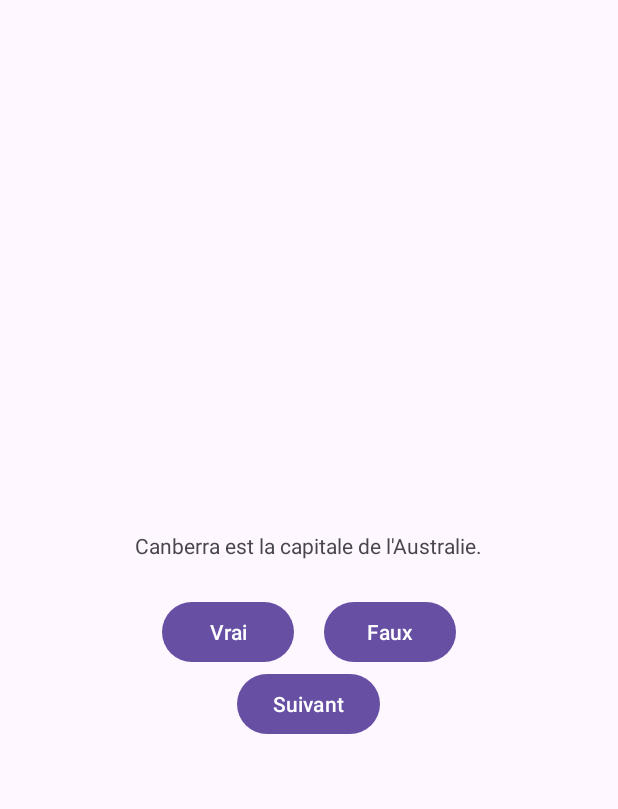
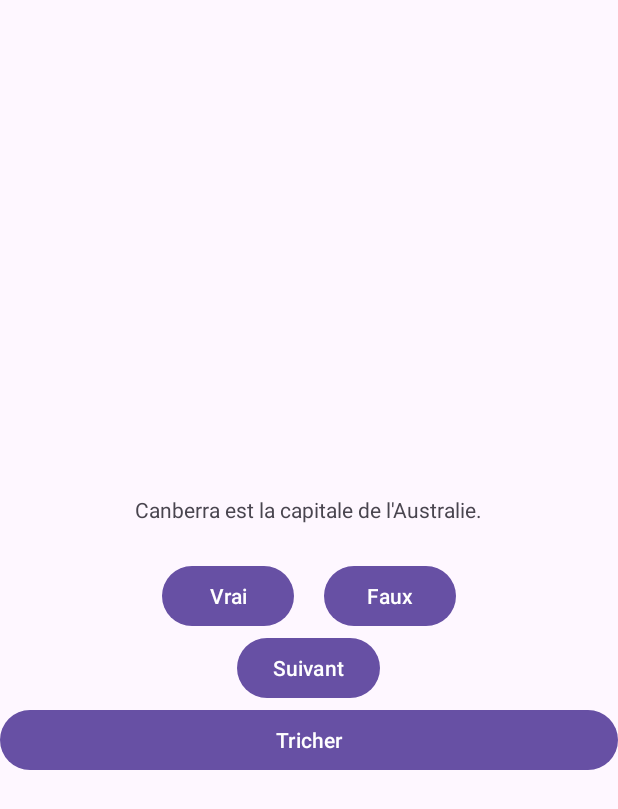
Before and after one commit to fpluquet/ue3103-android-labo2, an Android app: the screen it shows after launch (MainActivity), on a phone screen of 412 x 824 dp. Shown: the top 809 px of the screen. Run offline under Robolectric (Android 15) with nearby library versions, the phone set to English and light mode, and no system bars.

Commit message:
Update to new version of Android

```diff
--- a/app/src/main/AndroidManifest.xml
+++ b/app/src/main/AndroidManifest.xml
@@ -13,6 +13,9 @@
         android:theme="@style/Theme.FirstApp"
         tools:targetApi="31">
         <activity
+            android:name=".controllers.CheatActivity"
+            android:exported="false" />
+        <activity
             android:name=".controllers.MainActivity"
             android:exported="true">
             <intent-filter>
--- a/app/src/main/java/be/helha/ue3103/firstapp/controllers/MainActivity.java
+++ b/app/src/main/java/be/helha/ue3103/firstapp/controllers/MainActivity.java
@@ -1,8 +1,13 @@
 package be.helha.ue3103.firstapp.controllers;
 
+import androidx.activity.result.ActivityResultLauncher;
+import androidx.activity.result.contract.ActivityResultContracts;
+import androidx.annotation.NonNull;
 import androidx.appcompat.app.AppCompatActivity;
 
+import android.content.Intent;
 import android.os.Bundle;
+import android.util.Log;
 import android.widget.Button;
 import android.widget.TextView;
 import android.widget.Toast;
@@ -12,22 +17,85 @@ import be.helha.ue3103.firstapp.models.QuestionsBank;
 
 public class MainActivity extends AppCompatActivity {
 
+    private static final String TAG = "QUIZ_APP";
+    public static final String KEY_INDEX = "index";
     private Button mTrueButton;
     private Button mFalseButton;
     private Button mNextButton;
     private TextView mQuestionTextView;
+    private Button mCheatButton;
     private QuestionsBank mQuestionBank = new QuestionsBank();
+
+    private ActivityResultLauncher<Intent> mGetContent = registerForActivityResult(new ActivityResultContracts.StartActivityForResult(), result -> {
+        if (result.getResultCode() == RESULT_OK) {
+            Intent data = result.getData();
+            if (data != null) {
+                boolean isAnswerShown = data.getBooleanExtra(CheatActivity.EXTRA_ANSWER_SHOWN, false);
+                if (isAnswerShown) {
+                    Toast.makeText(this, R.string.answer_has_been_shown, Toast.LENGTH_SHORT).show();
+                }
+            }
+        }
+    });
 
     @Override
     protected void onCreate(Bundle savedInstanceState) {
         super.onCreate(savedInstanceState);
+        Log.d(TAG, "onCreate(Bundle) called");
         setContentView(R.layout.activity_main);
+        if (savedInstanceState != null) {
+            mQuestionBank.setCurrentIndex(savedInstanceState.getInt(KEY_INDEX));
+        }
         mTrueButton = this.findViewById(R.id.true_button);
         mFalseButton = this.findViewById(R.id.false_button);
         mNextButton = this.findViewById(R.id.next_button);
         mQuestionTextView = this.findViewById(R.id.question_text_view);
+        mCheatButton = this.findViewById(R.id.cheat_button);
         setQuestionText();
         setButtonsListeners();
+    }
+
+    @Override
+    protected void onSaveInstanceState(@NonNull Bundle outState) {
+        super.onSaveInstanceState(outState);
+        Log.d(TAG, "onSaveInstanceState(Bundle) called");
+        outState.putInt(KEY_INDEX, mQuestionBank.getCurrentIndex());
+    }
+
+    @Override
+    protected void onStart() {
+        super.onStart();
+        Log.d(TAG, "onStart() called");
+    }
+
+    @Override
+    protected void onResume() {
+        super.onResume();
+        Log.d(TAG, "onResume() called");
+    }
+
+    @Override
+    protected void onPause() {
+        super.onPause();
+        Log.d(TAG, "onPause() called");
+    }
+
+    @Override
+    protected void onStop() {
+        super.onStop();
+        Log.d(TAG, "onStop() called");
+    }
+
+    @Override
+    protected void onDestroy() {
+        super.onDestroy();
+        Log.d(TAG, "onDestroy() called");
+    }
+
+    @Override
+    protected void onRestart() {
+        super.onRestart();
+        Log.d(TAG, "onRestart() called");
     }
 
     private void setButtonsListeners() {
@@ -37,8 +105,6 @@ public class MainActivity extends AppCompatActivity {
             } else {
                 Toast.makeText(this, R.string.wrong_answer, Toast.LENGTH_SHORT).show();
             }
-//            questionText.setText("Cliqué !");
-//            Log.d("MonQuiz/MainActivity", "Clic sur le bouton Vrai");
         });
         mFalseButton.setOnClickListener(event -> {
             if (mQuestionBank.isCurrentQuestionAnswerTrue() == false) {
@@ -49,14 +115,18 @@ public class MainActivity extends AppCompatActivity {
         });
 
         mNextButton.setOnClickListener(event -> {
-//            mCurrentIndex++;
-//            if (mCurrentIndex == mQuestionBank.length) {
-//                mCurrentIndex = 0;
-//            }
-//            mCurrentIndex = (mCurrentIndex + 1) % mQuestionBank.length;
+
             mQuestionBank.next();
             setQuestionText();
 
+        });
+
+        mCheatButton.setOnClickListener(event -> {
+            Log.d(TAG, "Cheat button clicked");
+            Intent intent = new Intent(this, CheatActivity.class);
+            intent.putExtra(CheatActivity.ANSWER_EXTRA, mQuestionBank.isCurrentQuestionAnswerTrue());
+            // startActivity(intent);
+            mGetContent.launch(intent);
         });
     }
 
--- /dev/null
+++ b/app/src/main/res/layout-land/activity_main.xml
@@ -0,0 +1,39 @@
+<?xml version="1.0" encoding="utf-8"?>
+<LinearLayout xmlns:android="http://schemas.android.com/apk/res/android"
+    xmlns:tools="http://schemas.android.com/tools"
+    android:layout_width="match_parent" android:layout_height="match_parent" android:orientation="vertical" android:gravity="center">
+    <TextView android:id="@+id/question_text_view" android:layout_width="wrap_content" android:layout_height="wrap_content" android:layout_gravity="center_horizontal" android:padding="24dp"/>
+
+    <LinearLayout
+        android:layout_width="wrap_content"
+        android:layout_height="wrap_content"
+        android:layout_gravity="center_vertical|center_horizontal"
+        android:orientation="vertical">
+
+        <Button
+            android:id="@+id/true_button"
+            android:layout_width="wrap_content"
+            android:layout_height="wrap_content"
+            android:text="@string/true_button" />
+
+        <Button
+            android:id="@+id/false_button"
+            android:layout_width="wrap_content"
+            android:layout_height="wrap_content"
+            android:text="@string/false_button" />
+    </LinearLayout>
+
+    <Button
+        android:id="@+id/next_button"
+        android:layout_width="match_parent"
+        android:layout_height="wrap_content"
+        android:layout_gravity="bottom|right"
+        android:drawablePadding="4dp"
+        android:text="@string/next_button" />
+
+    <Button
+        android:id="@+id/cheat_button"
+        android:layout_width="match_parent"
+        android:layout_height="wrap_content"
+        android:text="@string/cheat_main_activity_button" />
+</LinearLayout>
--- a/app/src/main/res/layout/activity_main.xml
+++ b/app/src/main/res/layout/activity_main.xml
@@ -36,4 +36,10 @@
     android:layout_width="wrap_content"
     android:layout_height="wrap_content"
     android:text="@string/next_button" />
+
+    <Button
+        android:id="@+id/cheat_button"
+        android:layout_width="match_parent"
+        android:layout_height="wrap_content"
+        android:text="@string/cheat_main_activity_button" />
 </LinearLayout>
--- a/app/src/main/res/values/strings.xml
+++ b/app/src/main/res/values/strings.xml
@@ -9,4 +9,8 @@
     <string name="question_australia">Canberra est la capitale de l\'Australie.</string>
     <string name="question_oceans">L\'océan Pacifique est plus large que l\'océan Atlantique.</string>
     <string name="question_mideast">Le canal de Suez relie la mer rouge et l\'océan Indien.</string>
+    <string name="warning_text">Êtes-vous sûr de vouloir tricher ?</string>
+    <string name="show_answer_button">OUI :D</string>
+    <string name="cheat_main_activity_button">Tricher</string>
+    <string name="answer_has_been_shown">La réponse a été montrée ! Tricheur !!!</string>
 </resources>
```
Also changed, not shown: app/src/main/java/be/helha/ue3103/firstapp/controllers/CheatActivity.java (added, +40 -0 lines), app/src/main/java/be/helha/ue3103/firstapp/models/QuestionsBank.java (+8 -0 lines), app/src/main/res/layout/activity_cheat.xml (added, +27 -0 lines).
